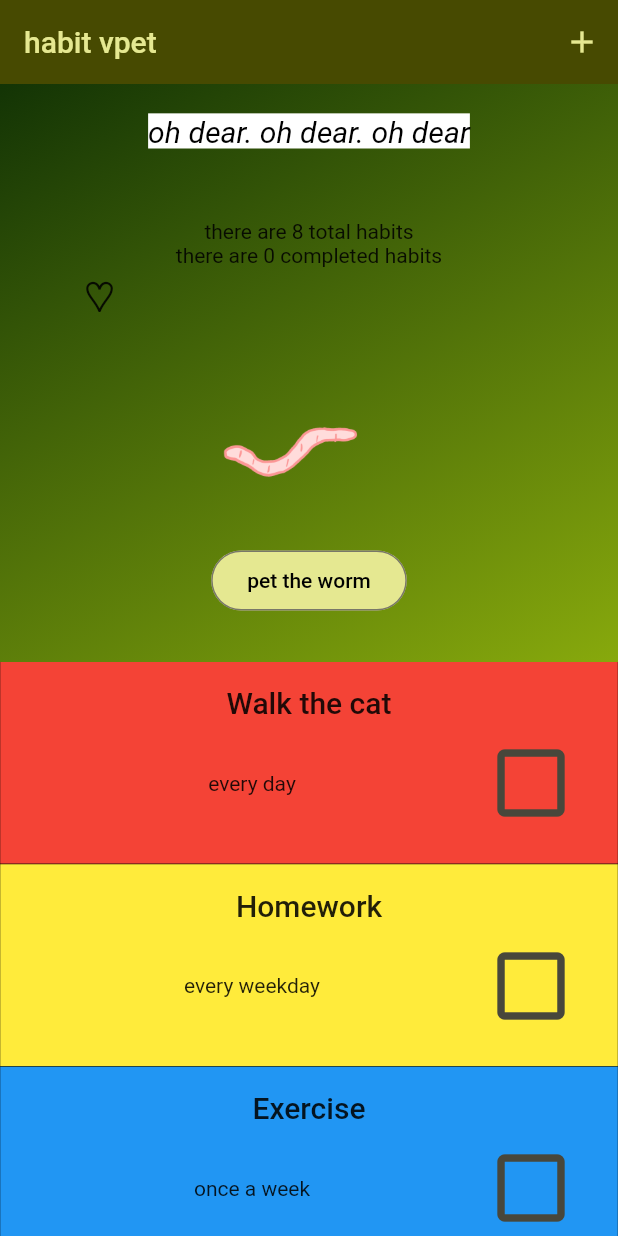
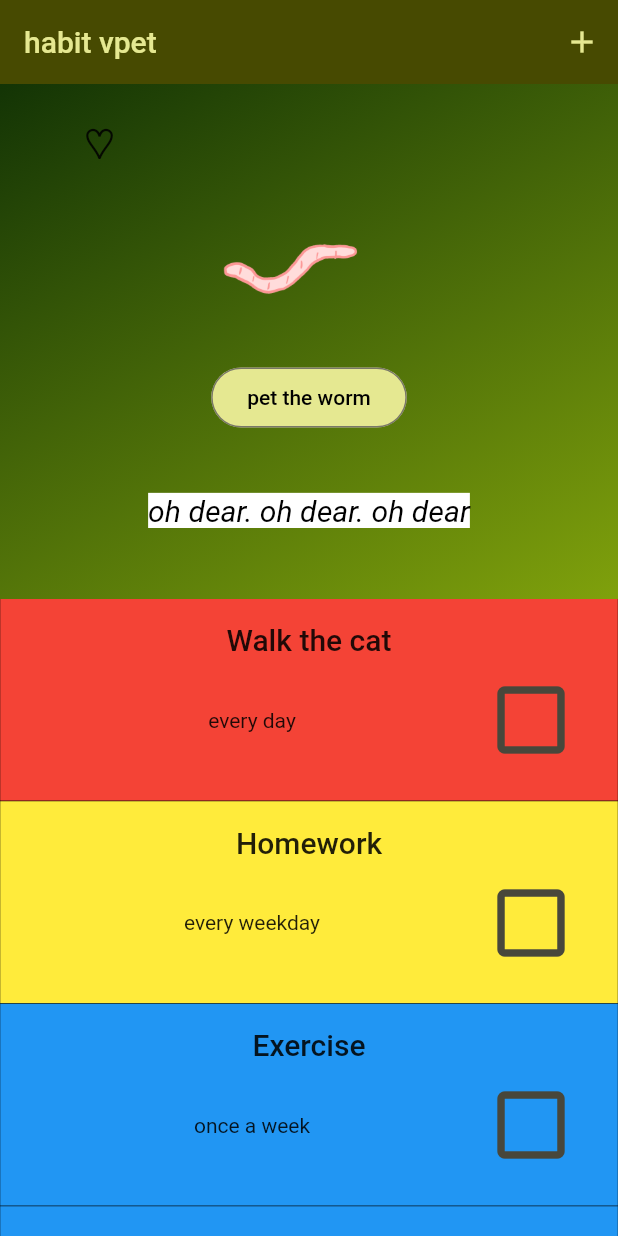
Before and after one commit to abbymachines/habit_vpet, a Flutter app: the screen it shows after launch, on a phone screen of 412 x 824 dp. Run offline on Flutter 3.47's test engine with Material 2 defaults, Android fonts, the phone set to English and light mode, and no system bars; our stand-ins replace flutter_riverpod.

Commit message:
remove extraneous pet feeder widget from habit_vpet

```diff
--- a/lib/habit_vpet.dart
+++ b/lib/habit_vpet.dart
@@ -109,19 +109,15 @@ class _HabitVpetState extends ConsumerState<HabitVpet> {
           mainAxisSize: MainAxisSize.min,
           children: [
             const SizedBox(height: 20),
-            PetStatusMessage(health),
-            const SizedBox(height: 20),
-            Text('there are ${myHabits.length} total habits'),
-            Text('there are ${myCompletedHabits.length} completed habits'),
+            // const SizedBox(height: 20),
             HeartBar(health),
             const SizedBox(height: 5),
             const Center(
-              child: PetFeeder(),
-            ),
-            const Center(
               child: FrameChanger(),
             ),
-            const SizedBox(height: 30),
+            const SizedBox(height: 40),
+            PetStatusMessage(health),
+            const SizedBox(height: 20),
             Expanded(
               flex: 5,
               child: habitContent,
```
